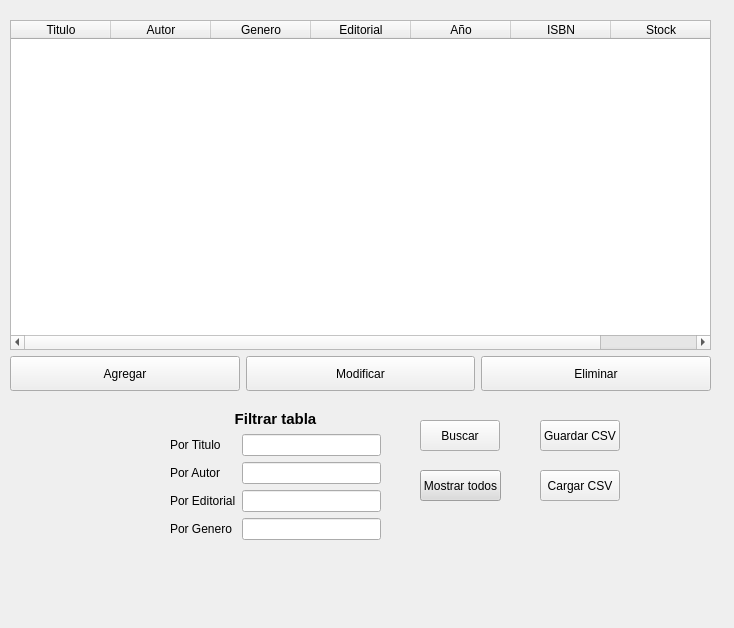
DanielaGanan/biblioteca, file tablalibros.ui: the form before one commit.
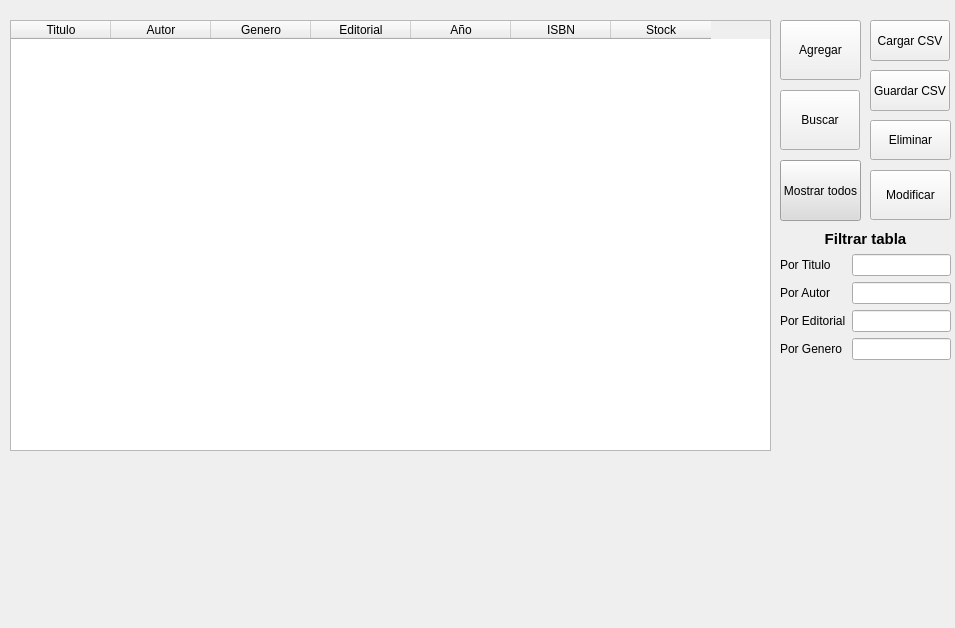
The form after the commit.

Commit message: camnbios en la interfaz de clase libro

Patch:
```diff
--- a/tablalibros.ui
+++ b/tablalibros.ui
@@ -6,7 +6,7 @@
    <rect>
     <x>0</x>
     <y>0</y>
-    <width>734</width>
+    <width>955</width>
     <height>628</height>
    </rect>
   </property>
@@ -16,12 +16,24 @@
   <widget class="QPushButton" name="botonBuscar">
    <property name="geometry">
     <rect>
-     <x>420</x>
-     <y>420</y>
+     <x>780</x>
+     <y>90</y>
      <width>80</width>
-     <height>31</height>
+     <height>60</height>
     </rect>
    </property>
+   <property name="minimumSize">
+    <size>
+     <width>0</width>
+     <height>60</height>
+    </size>
+   </property>
+   <property name="maximumSize">
+    <size>
+     <width>16777215</width>
+     <height>60</height>
+    </size>
+   </property>
    <property name="text">
     <string>Buscar</string>
    </property>
@@ -29,10 +41,10 @@
   <widget class="QPushButton" name="botonCargarLista">
    <property name="geometry">
     <rect>
-     <x>540</x>
-     <y>470</y>
+     <x>870</x>
+     <y>20</y>
      <width>80</width>
-     <height>31</height>
+     <height>41</height>
     </rect>
    </property>
    <property name="text">
@@ -42,10 +54,10 @@
   <widget class="QPushButton" name="botonGuardarLista">
    <property name="geometry">
     <rect>
-     <x>540</x>
-     <y>420</y>
+     <x>870</x>
+     <y>70</y>
      <width>80</width>
-     <height>31</height>
+     <height>41</height>
     </rect>
    </property>
    <property name="text">
@@ -57,78 +69,18 @@
     <rect>
      <x>10</x>
      <y>20</y>
-     <width>701</width>
-     <height>371</height>
+     <width>761</width>
+     <height>431</height>
     </rect>
    </property>
    <layout class="QGridLayout" name="gridLayout">
     <property name="sizeConstraint">
-     <enum>QLayout::SizeConstraint::SetMaximumSize</enum>
+     <enum>QLayout::SizeConstraint::SetDefaultConstraint</enum>
     </property>
-    <item row="1" column="2">
-     <widget class="QPushButton" name="eliminarLibro">
-      <property name="sizePolicy">
-       <sizepolicy hsizetype="Expanding" vsizetype="Expanding">
-        <horstretch>0</horstretch>
-        <verstretch>0</verstretch>
-       </sizepolicy>
-      </property>
-      <property name="maximumSize">
-       <size>
-        <width>16777215</width>
-        <height>35</height>
-       </size>
-      </property>
-      <property name="text">
-       <string>Eliminar</string>
-      </property>
-     </widget>
-    </item>
-    <item row="1" column="1">
-     <widget class="QPushButton" name="modificarLibro">
-      <property name="sizePolicy">
-       <sizepolicy hsizetype="Expanding" vsizetype="Expanding">
-        <horstretch>0</horstretch>
-        <verstretch>0</verstretch>
-       </sizepolicy>
-      </property>
-      <property name="minimumSize">
-       <size>
-        <width>0</width>
-        <height>35</height>
-       </size>
-      </property>
-      <property name="maximumSize">
-       <size>
-        <width>16777215</width>
-        <height>35</height>
-       </size>
-      </property>
-      <property name="text">
-       <string>Modificar</string>
-      </property>
-     </widget>
-    </item>
-    <item row="1" column="0">
-     <widget class="QPushButton" name="agregarLibro">
-      <property name="sizePolicy">
-       <sizepolicy hsizetype="Expanding" vsizetype="Expanding">
-        <horstretch>0</horstretch>
-        <verstretch>0</verstretch>
-       </sizepolicy>
-      </property>
-      <property name="maximumSize">
-       <size>
-        <width>16777215</width>
-        <height>35</height>
-       </size>
-      </property>
-      <property name="text">
-       <string>Agregar</string>
-      </property>
-     </widget>
-    </item>
-    <item row="0" column="0" colspan="3">
+    <property name="verticalSpacing">
+     <number>6</number>
+    </property>
+    <item row="0" column="0" colspan="2">
      <widget class="QTableWidget" name="tabla">
       <property name="autoScrollMargin">
        <number>10</number>
@@ -187,9 +139,9 @@
   <widget class="QWidget" name="formLayoutWidget">
    <property name="geometry">
     <rect>
-     <x>170</x>
-     <y>410</y>
-     <width>211</width>
+     <x>780</x>
+     <y>230</y>
+     <width>171</width>
      <height>151</height>
     </rect>
    </property>
@@ -234,7 +186,7 @@
     <item row="5" column="1">
      <widget class="QLineEdit" name="campoGeneroBusqueda"/>
     </item>
-    <item row="0" column="0" colspan="2">
+    <item row="1" column="0" colspan="2">
      <widget class="QLabel" name="label">
       <property name="font">
        <font>
@@ -258,10 +210,10 @@
   <widget class="QPushButton" name="mostrarTodos">
    <property name="geometry">
     <rect>
-     <x>420</x>
-     <y>470</y>
+     <x>780</x>
+     <y>160</y>
      <width>81</width>
-     <height>31</height>
+     <height>61</height>
     </rect>
    </property>
    <property name="sizePolicy">
@@ -301,6 +253,99 @@
     <string>Mostrar todos</string>
    </property>
   </widget>
+  <widget class="QPushButton" name="agregarLibro">
+   <property name="geometry">
+    <rect>
+     <x>780</x>
+     <y>20</y>
+     <width>81</width>
+     <height>60</height>
+    </rect>
+   </property>
+   <property name="sizePolicy">
+    <sizepolicy hsizetype="Expanding" vsizetype="Expanding">
+     <horstretch>0</horstretch>
+     <verstretch>0</verstretch>
+    </sizepolicy>
+   </property>
+   <property name="minimumSize">
+    <size>
+     <width>0</width>
+     <height>60</height>
+    </size>
+   </property>
+   <property name="maximumSize">
+    <size>
+     <width>16777215</width>
+     <height>60</height>
+    </size>
+   </property>
+   <property name="text">
+    <string>Agregar</string>
+   </property>
+  </widget>
+  <widget class="QPushButton" name="modificarLibro">
+   <property name="geometry">
+    <rect>
+     <x>870</x>
+     <y>170</y>
+     <width>81</width>
+     <height>50</height>
+    </rect>
+   </property>
+   <property name="sizePolicy">
+    <sizepolicy hsizetype="Expanding" vsizetype="Expanding">
+     <horstretch>0</horstretch>
+     <verstretch>0</verstretch>
+    </sizepolicy>
+   </property>
+   <property name="minimumSize">
+    <size>
+     <width>0</width>
+     <height>50</height>
+    </size>
+   </property>
+   <property name="maximumSize">
+    <size>
+     <width>16777215</width>
+     <height>35</height>
+    </size>
+   </property>
+   <property name="text">
+    <string>Modificar</string>
+   </property>
+  </widget>
+  <widget class="QPushButton" name="eliminarLibro">
+   <property name="geometry">
+    <rect>
+     <x>870</x>
+     <y>120</y>
+     <width>81</width>
+     <height>40</height>
+    </rect>
+   </property>
+   <property name="sizePolicy">
+    <sizepolicy hsizetype="Expanding" vsizetype="Expanding">
+     <horstretch>0</horstretch>
+     <verstretch>0</verstretch>
+    </sizepolicy>
+   </property>
+   <property name="minimumSize">
+    <size>
+     <width>0</width>
+     <height>40</height>
+    </size>
+   </property>
+   <property name="maximumSize">
+    <size>
+     <width>16777215</width>
+     <height>40</height>
+    </size>
+   </property>
+   <property name="text">
+    <string>Eliminar</string>
+   </property>
+  </widget>
  </widget>
  <resources/>
  <connections/>
```
